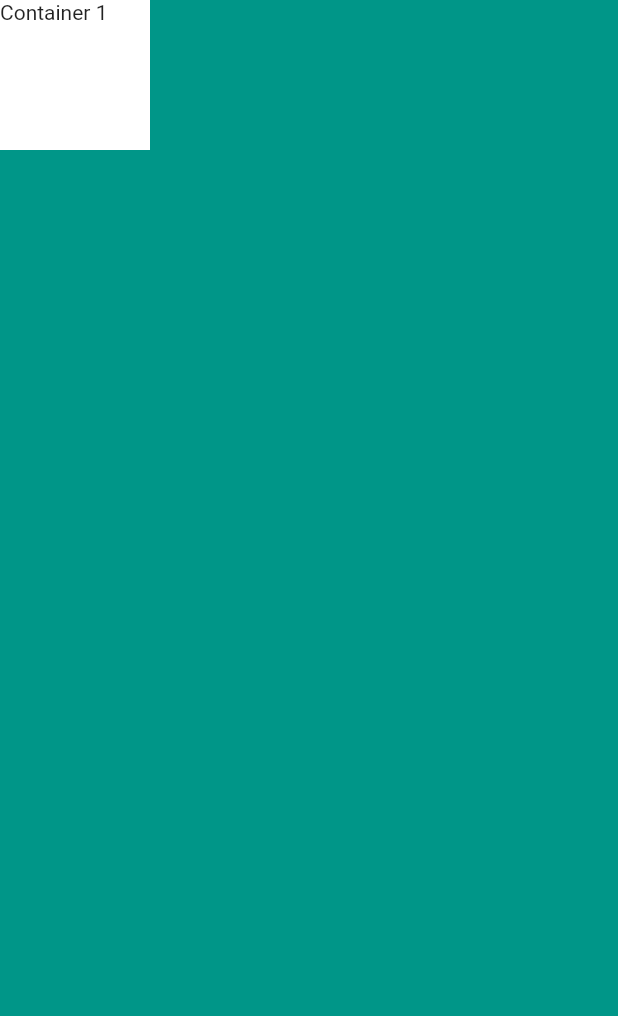
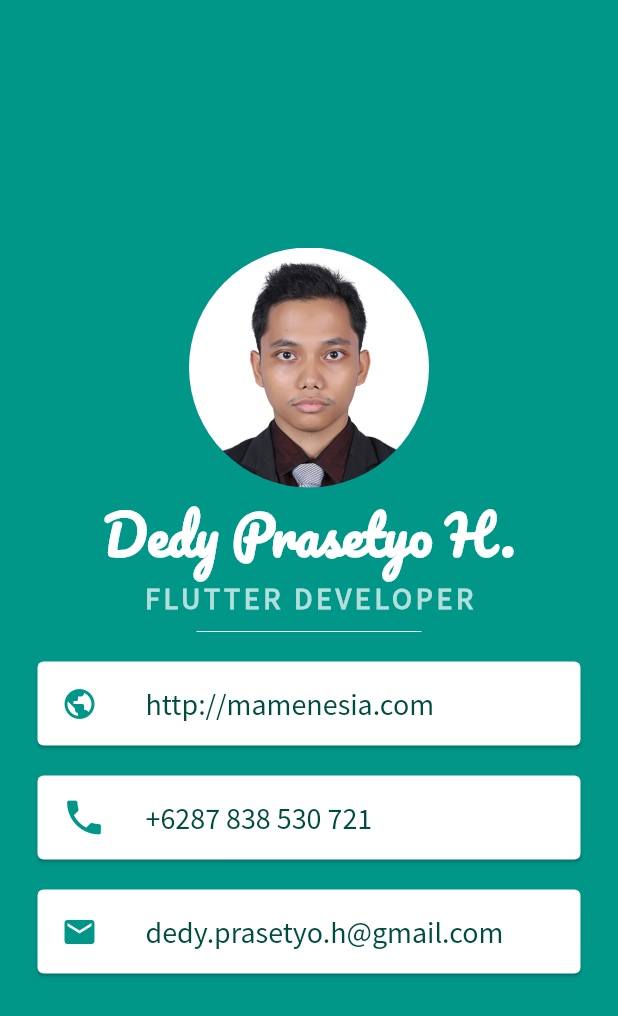
Before and after one commit to mamenesia/card_name_flutter, a Flutter app: the screen it shows after launch, on a phone screen of 412 x 824 dp. Shown: the top 1016 px of the screen. Run offline on Flutter 3.47's test engine with Material 2 defaults, Android fonts, the phone set to English and light mode, and no system bars.

Commit message:
finishing the name card app

```diff
--- a/lib/main.dart
+++ b/lib/main.dart
@@ -19,12 +19,85 @@ class MyApp extends StatelessWidget {
         backgroundColor: Colors.teal,
         body: SafeArea(
           child: Column(
+            mainAxisAlignment: MainAxisAlignment.center,
             children: <Widget>[
-              Container(
-                height: 100.0,
-                width: 100.0,
-                color: Colors.white,
-                child: Text('Container 1'),
+              CircleAvatar(
+                radius: 80.0,
+                backgroundImage: AssetImage('images/5X5.jpg'),
+              ),
+              Text(
+                'Dedy Prasetyo H.',
+                style: TextStyle(
+                    fontSize: 35.0,
+                    color: Colors.white,
+                    fontWeight: FontWeight.bold,
+                    fontFamily: 'Pacifico'),
+              ),
+              Text(
+                'FLUTTER DEVELOPER',
+                style: TextStyle(
+                  fontFamily: 'Source Sans Pro',
+                  color: Colors.teal[100],
+                  fontSize: 20.0,
+                  fontWeight: FontWeight.bold,
+                  letterSpacing: 2.5,
+                ),
+              ),
+              SizedBox(
+                height: 20.0,
+                width: 150.0,
+                child: Divider(
+                  color: Colors.grey[200],
+                ),
+              ),
+              Card(
+                margin: EdgeInsets.symmetric(vertical: 10.0, horizontal: 25.0),
+                child: ListTile(
+                  leading: Icon(
+                    Icons.public,
+                    color: Colors.teal,
+                  ),
+                  title: Text(
+                    'http://mamenesia.com',
+                    style: TextStyle(
+                      fontSize: 20.0,
+                      fontFamily: 'Source Sans Pro',
+                      color: Colors.teal.shade900,
+                    ),
+                  ),
+                ),
+              ),
+              Card(
+                margin: EdgeInsets.symmetric(vertical: 10.0, horizontal: 25.0),
+                child: ListTile(
+                  leading: Icon(
+                    Icons.phone,
+                    size: 30.0,
+                    color: Colors.teal,
+                  ),
+                  title: Text(
+                    '+6287 838 530 721',
+                    style: TextStyle(
+                      color: Colors.teal[900],
+                      fontFamily: 'Source Sans Pro',
+                      fontSize: 20.0,
+                    ),
+                  ),
+                ),
+              ),
+              Card(
+                margin: EdgeInsets.symmetric(vertical: 10.0, horizontal: 25.0),
+                child: ListTile(
+                  leading: Icon(Icons.email, color: Colors.teal),
+                  title: Text(
+                    'dedy.prasetyo.h@gmail.com',
+                    style: TextStyle(
+                      fontFamily: 'Source Sans Pro',
+                      fontSize: 20.0,
+                      color: Colors.teal.shade900,
+                    ),
+                  ),
+                ),
               )
             ],
           ),
```
Also changed, not shown: pubspec.yaml (+9 -48 lines), fonts/Pacifico-Regular.ttf (added), fonts/SourceSansPro-Regular.ttf (added), images/5X5.jpg (added).
